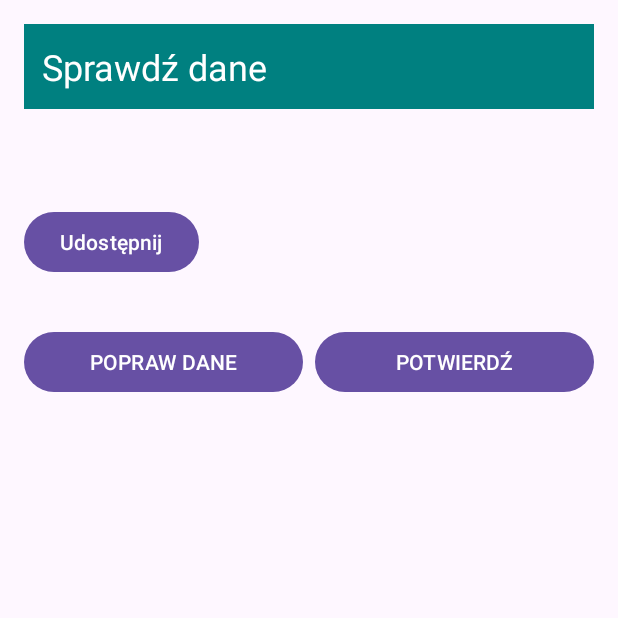
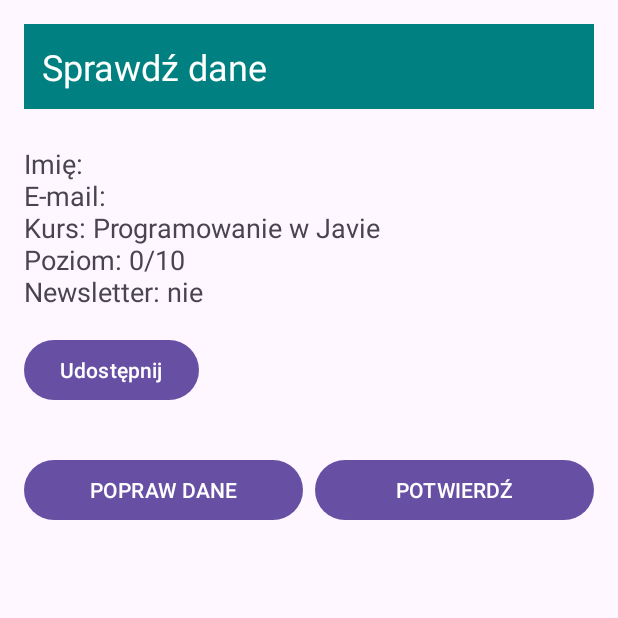
Before and after one commit to DzikaMyszka/DwaEkrany, an Android app: the screen it shows after launch (SummaryActivity), after a tap on "DALEJ", on a phone screen of 412 x 824 dp, the top half of it. Run offline under Robolectric (Android 15) with nearby library versions, the phone set to English and light mode, and no system bars.

Commit message:
przekazanie danych formularza putextra

```diff
--- a/app/src/main/java/com/example/dwaekrany/MainActivity.java
+++ b/app/src/main/java/com/example/dwaekrany/MainActivity.java
@@ -49,6 +49,11 @@ public class MainActivity extends AppCompatActivity {
 
         findViewById(R.id.btnNext).setOnClickListener(v -> {
             Intent intent = new Intent(this, SummaryActivity.class);
+            intent.putExtra(SummaryActivity.EXTRA_NAME, etName.getText().toString().trim());
+            intent.putExtra(SummaryActivity.EXTRA_EMAIL, etEmail.getText().toString().trim());
+            intent.putExtra(SummaryActivity.EXTRA_COURSE, spCourse.getSelectedItem().toString());
+            intent.putExtra(SummaryActivity.EXTRA_LEVEL, sbLevel.getProgress());
+            intent.putExtra(SummaryActivity.EXTRA_NEWSLETTER, cbNewsletter.isChecked());
             startActivity(intent);
         });
     }
--- a/app/src/main/java/com/example/dwaekrany/SummaryActivity.java
+++ b/app/src/main/java/com/example/dwaekrany/SummaryActivity.java
@@ -1,24 +1,40 @@
 package com.example.dwaekrany;
 
+import android.content.Intent;
 import android.os.Bundle;
-
+import android.widget.TextView;
 import androidx.appcompat.app.AppCompatActivity;
-import androidx.core.graphics.Insets;
-import androidx.core.view.ViewCompat;
-import androidx.core.view.WindowCompat;
-import androidx.core.view.WindowInsetsCompat;
 
 public class SummaryActivity extends AppCompatActivity {
+
+    public static final String EXTRA_NAME = "com.example.dwaekrany.NAME";
+    public static final String EXTRA_EMAIL = "com.example.dwaekrany.EMAIL";
+    public static final String EXTRA_COURSE = "com.example.dwaekrany.COURSE";
+    public static final String EXTRA_LEVEL = "com.example.dwaekrany.LEVEL";
+    public static final String EXTRA_NEWSLETTER = "com.example.dwaekrany.NEWSLETTER";
+    public static final String EXTRA_NUMBER = "com.example.dwaekrany.NUMBER";
+
+    private TextView tvSummary;
 
     @Override
     protected void onCreate(Bundle savedInstanceState) {
         super.onCreate(savedInstanceState);
-        WindowCompat.enableEdgeToEdge(getWindow());
         setContentView(R.layout.activity_summary);
-        ViewCompat.setOnApplyWindowInsetsListener(findViewById(R.id.main), (v, insets) -> {
-            Insets systemBars = insets.getInsets(WindowInsetsCompat.Type.systemBars());
-            v.setPadding(systemBars.left, systemBars.top, systemBars.right, systemBars.bottom);
-            return insets;
-        });
+
+        tvSummary = findViewById(R.id.tvSummary);
+
+        Intent intent = getIntent();
+        String name = intent.getStringExtra(EXTRA_NAME);
+        String email = intent.getStringExtra(EXTRA_EMAIL);
+        String course = intent.getStringExtra(EXTRA_COURSE);
+        int level = intent.getIntExtra(EXTRA_LEVEL, 0);
+        boolean newsletter = intent.getBooleanExtra(EXTRA_NEWSLETTER, false);
+
+        String news = newsletter ? "tak" : "nie";
+        tvSummary.setText("Imię: " + name + "\nE-mail: " + email + "\nKurs: " + course + "\nPoziom: " + level + "/10\nNewsletter: " + news);
+
+        findViewById(R.id.btnEdit).setOnClickListener(v -> finish());
+        findViewById(R.id.btnConfirm).setOnClickListener(v -> finish()); // na razie tylko zamyka
+        findViewById(R.id.btnShare).setOnClickListener(v -> {}); // na razie nic
     }
 }
```
